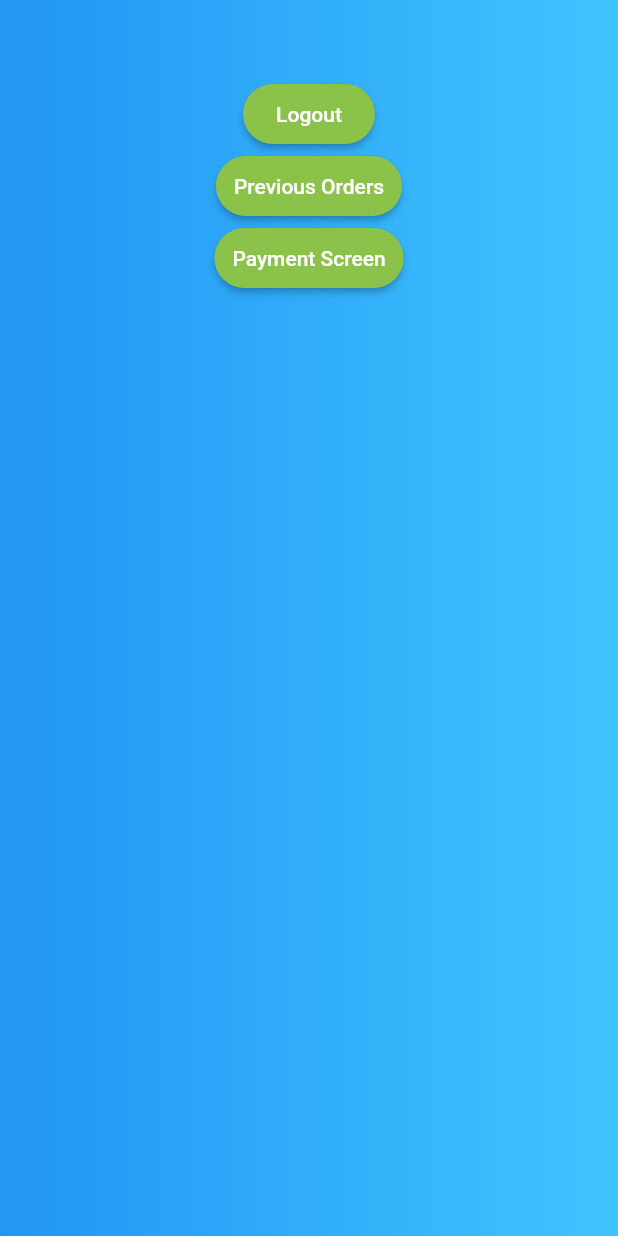
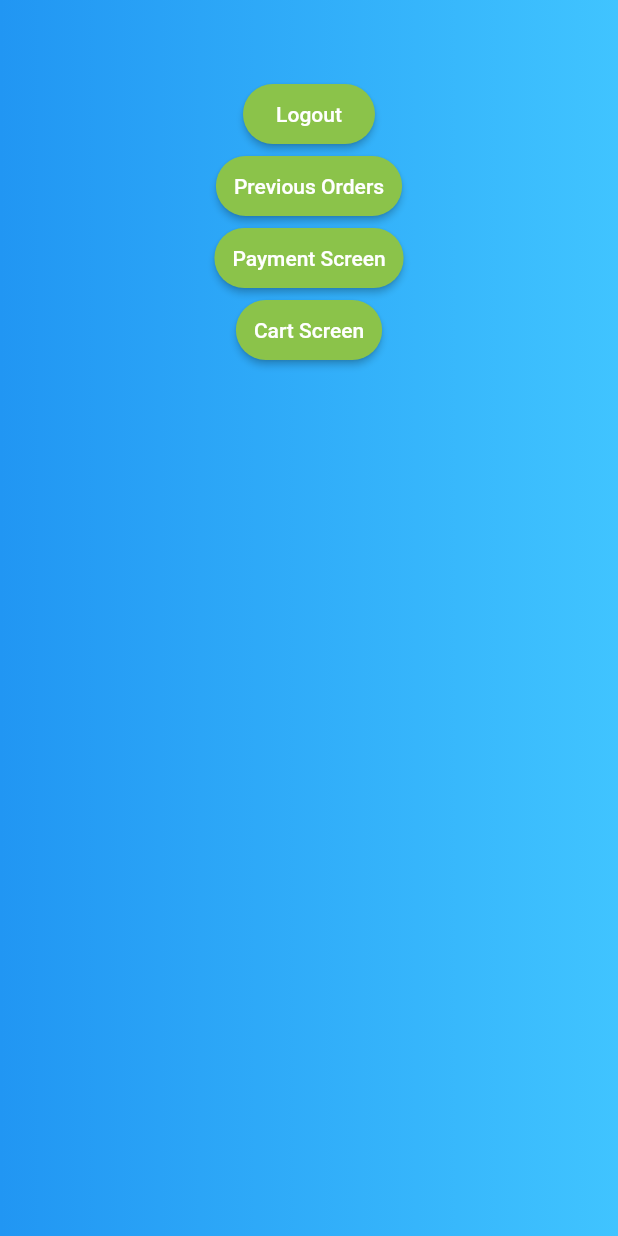
Before and after one commit to MedoRedo/guciano-flutter, a Flutter app: the screen it shows once a user with an empty profile is signed in, on a phone screen of 412 x 824 dp. Run offline on Flutter 3.47's test engine with Material 2 defaults, Android fonts, the phone set to English and light mode, and no system bars; our stand-ins replace cloud_firestore, email_validator, firebase_auth, firebase_core, floor, sqflite; missing offline and left inert: flutter_stripe_payment; accounts and stored records are empty; generated files the repository leaves out were written again; Roboto replaces fonts that are missing (Nunito).

Commit message:
completed 80% of Cart

```diff
--- a/lib/main.dart
+++ b/lib/main.dart
@@ -2,9 +2,11 @@ import 'package:cloud_firestore/cloud_firestore.dart';
 import 'package:firebase_auth/firebase_auth.dart';
 import 'package:firebase_core/firebase_core.dart';
 import 'package:flutter/material.dart';
+import 'package:guciano_flutter/providers/CartProvider.dart';
 import 'package:guciano_flutter/routes.dart';
 import 'package:guciano_flutter/ui/home_page.dart';
 import 'package:guciano_flutter/ui/login_page.dart';
+import 'package:provider/provider.dart';
 
 void main() async {
   WidgetsFlutterBinding.ensureInitialized();
@@ -27,7 +29,9 @@ class MyApp extends StatelessWidget {
   // This widget is the root of your application.
   @override
   Widget build(BuildContext context) {
-    return GestureDetector(
+    return ChangeNotifierProvider(
+      create: (ctx) => CartProvider(),
+      child: GestureDetector(
           onTap: () {
             FocusScope.of(context).requestFocus(new FocusNode());
           },
@@ -40,7 +44,8 @@ class MyApp extends StatelessWidget {
             ),
             home: this.auth ? HomePage() : LoginPage(),
             routes: routes,
-        ));
+          )),
+    );
   }
 }
 
--- a/lib/models/cart_item.dart
+++ b/lib/models/cart_item.dart
@@ -13,11 +13,14 @@ class CartItem {
 
   int count;
 
+  String image;
+
   CartItem({
     required this.id,
     required this.name,
     required this.price,
     required this.count,
+    required this.image,
   });
 }
 
--- /dev/null
+++ b/lib/providers/CartProvider.dart
@@ -0,0 +1,46 @@
+import 'package:flutter/cupertino.dart';
+import 'package:guciano_flutter/models/cart_item.dart';
+
+class CartProvider with ChangeNotifier {
+  // CartItem c1 = CartItem(
+  //     id: "0",
+  //     name: 'Coffee',
+  //     price: 30,
+  //     count: 3,
+  //     image:
+  //         "https://upload.wikimedia.org/wikipedia/commons/thumb/4/45/A_small_cup_of_coffee.JPG/1200px-A_small_cup_of_coffee.JPG");
+  List<CartItem> cartItems = [
+    CartItem(
+        id: "0",
+        name: 'Coffee',
+        price: 30,
+        count: 3,
+        image:
+            "https://upload.wikimedia.org/wikipedia/commons/thumb/4/45/A_small_cup_of_coffee.JPG/1200px-A_small_cup_of_coffee.JPG"),
+    CartItem(
+        id: "0",
+        name: 'Coffee',
+        price: 30,
+        count: 3,
+        image:
+            "https://upload.wikimedia.org/wikipedia/commons/thumb/4/45/A_small_cup_of_coffee.JPG/1200px-A_small_cup_of_coffee.JPG")
+  ];
+
+  void addItem(cartItem) {
+    cartItems.add(cartItem);
+    notifyListeners();
+  }
+
+  List<CartItem> getAllItems() {
+    return cartItems;
+  }
+
+  void removeItem() {
+    // cartItems.remove()
+  }
+
+  // Future<void> getUserProfile() async {
+  //   user = await _userRepo.getUserProfile();
+  //   notifyListeners();
+  // }
+}
--- a/lib/routes.dart
+++ b/lib/routes.dart
@@ -1,4 +1,5 @@
 import 'package:flutter/cupertino.dart';
+import 'package:guciano_flutter/ui/cart.dart';
 import 'package:guciano_flutter/ui/home_page.dart';
 import 'package:guciano_flutter/ui/login_page.dart';
 import 'package:guciano_flutter/ui/payment_page.dart';
@@ -9,4 +10,5 @@ final routes = <String, WidgetBuilder>{
   HomePage.tag: (context) => HomePage(),
   PrevOrders.tag: (context) => PrevOrders(),
   PaymentPage.tag: (context) => PaymentPage(),
+  CartScreen.tag: (context) => CartScreen(),
 };
--- a/lib/ui/home_page.dart
+++ b/lib/ui/home_page.dart
@@ -1,7 +1,11 @@
 import 'package:firebase_auth/firebase_auth.dart';
 import 'package:flutter/material.dart';
+import 'package:guciano_flutter/providers/CartProvider.dart';
+import 'package:guciano_flutter/providers/user_provider.dart';
+import 'package:guciano_flutter/ui/cart.dart';
 import 'package:guciano_flutter/ui/payment_page.dart';
 import 'package:guciano_flutter/ui/prev_orders_page.dart';
+import 'package:provider/provider.dart';
 
 class HomePage extends StatefulWidget {
   static String tag = 'home-page';
@@ -65,6 +69,21 @@ class _HomePageState extends State<HomePage> {
       ),
     );
 
+    final CartBtn = Padding(
+      padding: EdgeInsets.zero,
+      child: RaisedButton(
+        shape: RoundedRectangleBorder(
+          borderRadius: BorderRadius.circular(24),
+        ),
+        onPressed: () {
+          Navigator.of(context).pushNamed(CartScreen.tag);
+        },
+        padding: EdgeInsets.all(12),
+        color: Colors.lightGreen,
+        child: Text('Cart Screen', style: TextStyle(color: Colors.white)),
+      ),
+    );
+
     final body = Container(
       width: MediaQuery.of(context).size.width,
       padding: EdgeInsets.all(28.0),
@@ -79,7 +98,8 @@ class _HomePageState extends State<HomePage> {
           SizedBox(height: 24.0),
           logoutButton,
           prevOrdersBtn,
-          paymentBtn
+          paymentBtn,
+          CartBtn,
         ],
       ),
     );
```
Also changed, not shown: lib/ui/cart.dart (added, +170 -0 lines), lib/models/database.g.dart. Lines whose indentation alone changed are shown as unchanged.
